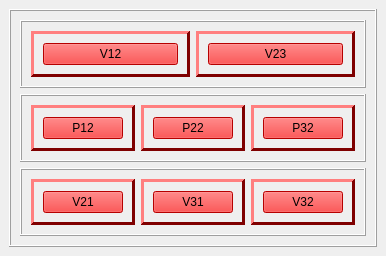
Qt form fenetrepilote.ui (Desepto/Simulation) before a commit.
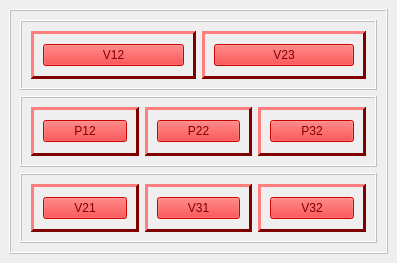
The same form after that commit.

What changed in the file:
```diff
--- a/fenetrepilote.ui
+++ b/fenetrepilote.ui
@@ -6,14 +6,17 @@
    <rect>
     <x>0</x>
     <y>0</y>
-    <width>385</width>
-    <height>251</height>
+    <width>397</width>
+    <height>263</height>
    </rect>
   </property>
   <property name="windowTitle">
    <string>Pilote</string>
   </property>
   <widget class="QWidget" name="centralwidget">
+   <property name="enabled">
+    <bool>false</bool>
+   </property>
    <layout class="QGridLayout" name="gridLayout_3">
     <item row="0" column="0">
      <widget class="QFrame" name="frame_12">
@@ -34,7 +37,7 @@
          </property>
          <layout class="QHBoxLayout" name="horizontalLayout">
           <item>
-           <widget class="QFrame" name="F2">
+           <widget class="QFrame" name="F1">
             <property name="palette">
              <palette>
               <active>
@@ -471,7 +474,7 @@
            </widget>
           </item>
           <item>
-           <widget class="QFrame" name="F1">
+           <widget class="QFrame" name="F2">
             <property name="palette">
              <palette>
               <active>
@@ -2243,7 +2246,7 @@
          </property>
          <layout class="QHBoxLayout" name="horizontalLayout_2">
           <item>
-           <widget class="QFrame" name="F8">
+           <widget class="QFrame" name="F6">
             <property name="palette">
              <palette>
               <active>
@@ -2680,7 +2683,7 @@
            </widget>
           </item>
           <item>
-           <widget class="QFrame" name="F6">
+           <widget class="QFrame" name="F7">
             <property name="palette">
              <palette>
               <active>
@@ -3117,7 +3120,7 @@
            </widget>
           </item>
           <item>
-           <widget class="QFrame" name="F7">
+           <widget class="QFrame" name="F8">
             <property name="palette">
              <palette>
               <active>
```
